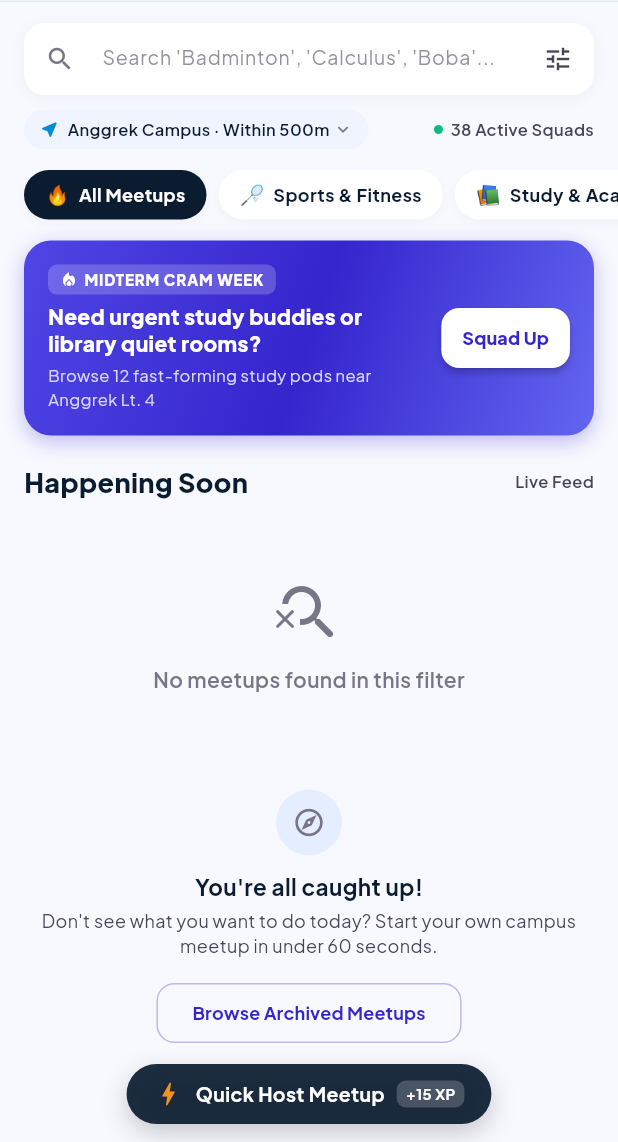
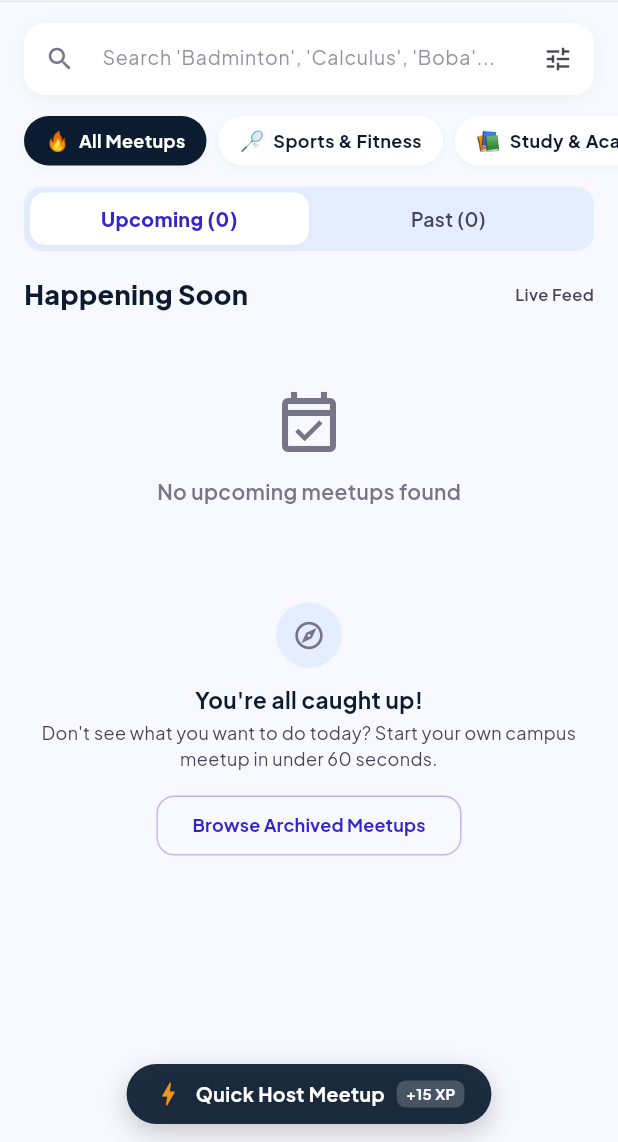
Before and after one commit to MarcelinuZz/UniMeet, a Flutter app: the DiscoverFeedScreen screen opened directly, on a phone screen of 412 x 824 dp, the part 94-1236 px from its top. Run offline on Flutter 3.47's test engine with Material 3 defaults, Android fonts, the phone set to English and light mode, and no system bars; our stand-ins replace google_fonts, shared_preferences; accounts and stored records are empty; network calls fail.

Commit message:
feat(discover): remove campus radius & cram banner, add upcoming and past tabs

```diff
--- a/unimeet_fe/lib/screens/discover_screen.dart
+++ b/unimeet_fe/lib/screens/discover_screen.dart
@@ -28,6 +28,7 @@ class _DiscoverFeedScreenState extends State<DiscoverFeedScreen> {
   String _selectedCategory = 'all';
   String _searchQuery = '';
   final TextEditingController _searchController = TextEditingController();
+  int _selectedTab = 0; // 0: Upcoming, 1: Past
 
   final List<Map<String, String>> _categories = [
     {'id': 'all', 'label': 'All Meetups', 'emoji': '🔥'},
@@ -73,6 +74,36 @@ class _DiscoverFeedScreenState extends State<DiscoverFeedScreen> {
           m.tags.any((t) => t.toLowerCase().contains(_searchQuery.toLowerCase()));
       return matchesCategory && matchesSearch;
     }).toList();
+  }
+
+  bool _isUpcoming(MeetupItem m) {
+    if (m.dateTime != null) {
+      return m.dateTime!.isAfter(DateTime.now().subtract(const Duration(hours: 2)));
+    }
+    final lower = m.time.toLowerCase();
+    if (lower.contains('yesterday') || lower.contains('completed') || lower.contains('past')) {
+      return false;
+    }
+    return true;
+  }
+
+  List<MeetupItem> get _upcomingMeetups {
+    return _filteredMeetups.where((m) => _isUpcoming(m)).toList();
+  }
+
+  List<MeetupItem> get _pastMeetups {
+    final list = _filteredMeetups.where((m) => !_isUpcoming(m)).toList();
+    list.sort((a, b) {
+      if (a.dateTime == null && b.dateTime == null) return 0;
+      if (a.dateTime == null) return 1;
+      if (b.dateTime == null) return -1;
+      return b.dateTime!.compareTo(a.dateTime!);
+    });
+    return list;
+  }
+
+  List<MeetupItem> get _currentMeetupList {
+    return _selectedTab == 0 ? _upcomingMeetups : _pastMeetups;
   }
 
   void _toggleJoin(MeetupItem item) async {
@@ -316,59 +347,6 @@ class _DiscoverFeedScreenState extends State<DiscoverFeedScreen> {
                         ),
                       ),
                     ),
-                    const SizedBox(height: 10),
-
-                    // Campus Geospatial Filter Pill
-                    Row(
-                      mainAxisAlignment: MainAxisAlignment.spaceBetween,
-                      children: [
-                        Container(
-                          padding: const EdgeInsets.symmetric(horizontal: 10, vertical: 5),
-                          decoration: BoxDecoration(
-                            color: isDark ? AppColors.darkSurfaceContainerLow : AppColors.surfaceContainerLow,
-                            borderRadius: BorderRadius.circular(20),
-                          ),
-                          child: Row(
-                            mainAxisSize: MainAxisSize.min,
-                            children: [
-                              const Icon(Icons.near_me_rounded, color: AppColors.campusBlue, size: 14),
-                              const SizedBox(width: 5),
-                              Text(
-                                'Anggrek Campus · Within 500m',
-                                style: GoogleFonts.plusJakartaSans(
-                                  fontSize: 11,
-                                  fontWeight: FontWeight.w600,
-                                  color: isDark ? AppColors.darkOnSurface : AppColors.onSurface,
-                                ),
-                              ),
-                              const SizedBox(width: 2),
-                              Icon(Icons.expand_more, size: 14, color: AppColors.outline),
-                            ],
-                          ),
-                        ),
-                        Row(
-                          children: [
-                            Container(
-                              width: 6,
-                              height: 6,
-                              decoration: const BoxDecoration(
-                                color: AppColors.statusOpenEmerald,
-                                shape: BoxShape.circle,
-                              ),
-                            ),
-                            const SizedBox(width: 5),
-                            Text(
-                              '38 Active Squads',
-                              style: GoogleFonts.plusJakartaSans(
-                                fontSize: 11,
-                                fontWeight: FontWeight.w600,
-                                color: isDark ? AppColors.darkOnSurfaceVariant : AppColors.onSurfaceVariant,
-                              ),
-                            ),
-                          ],
-                        ),
-                      ],
-                    ),
                   ],
                 ),
               ),
@@ -429,100 +407,19 @@ class _DiscoverFeedScreenState extends State<DiscoverFeedScreen> {
                 ),
               ),
 
-              // Campus Spotlight Banner (Midterm Cram Week)
+              // Upcoming & Past Event Tabs
               Padding(
-                padding: const EdgeInsets.fromLTRB(16, 8, 16, 12),
+                padding: const EdgeInsets.fromLTRB(16, 8, 16, 4),
                 child: Container(
+                  padding: const EdgeInsets.all(4),
                   decoration: BoxDecoration(
-                    gradient: const LinearGradient(
-                      colors: [
-                        AppColors.primaryContainer,
-                        AppColors.primary,
-                        AppColors.accentElectricViolet,
-                      ],
-                      begin: Alignment.topLeft,
-                      end: Alignment.bottomRight,
-                    ),
-                    borderRadius: BorderRadius.circular(18),
-                    boxShadow: [
-                      BoxShadow(
-                        color: AppColors.primary.withOpacity(0.3),
-                        blurRadius: 12,
-                        offset: const Offset(0, 4),
-                      ),
-                    ],
+                    color: isDark ? AppColors.darkSurfaceContainer : AppColors.surfaceContainer,
+                    borderRadius: BorderRadius.circular(12),
                   ),
-                  padding: const EdgeInsets.all(16),
                   child: Row(
-                    crossAxisAlignment: CrossAxisAlignment.center,
                     children: [
-                      Expanded(
-                        child: Column(
-                          crossAxisAlignment: CrossAxisAlignment.start,
-                          children: [
-                            Container(
-                              padding: const EdgeInsets.symmetric(horizontal: 8, vertical: 3),
-                              decoration: BoxDecoration(
-                                color: Colors.white.withOpacity(0.2),
-                                borderRadius: BorderRadius.circular(6),
-                              ),
-                              child: Row(
-                                mainAxisSize: MainAxisSize.min,
-                                children: [
-                                  const Icon(Icons.local_fire_department, size: 12, color: Colors.white),
-                                  const SizedBox(width: 4),
-                                  Text(
-                                    'MIDTERM CRAM WEEK',
-                                    style: GoogleFonts.plusJakartaSans(
-                                      fontSize: 10,
-                                      fontWeight: FontWeight.w800,
-                                      color: Colors.white,
-                                      letterSpacing: 0.6,
-                                    ),
-                                  ),
-                                ],
-                              ),
-                            ),
-                            const SizedBox(height: 6),
-                            Text(
-                              'Need urgent study buddies or library quiet rooms?',
-                              style: GoogleFonts.plusJakartaSans(
-                                fontSize: 14,
-                                fontWeight: FontWeight.w800,
-                                color: Colors.white,
-                                height: 1.25,
-                              ),
-                            ),
-                            const SizedBox(height: 4),
-                            Text(
-                              'Browse 12 fast-forming study pods near Anggrek Lt. 4',
-                              style: GoogleFonts.plusJakartaSans(
-                                fontSize: 11,
-                                color: AppColors.onPrimaryContainer,
-                              ),
-                            ),
-                          ],
-                        ),
-                      ),
-                      const SizedBox(width: 12),
-                      ElevatedButton(
-                        style: ElevatedButton.styleFrom(
-                          backgroundColor: Colors.white,
-                          foregroundColor: AppColors.primary,
-                          elevation: 2,
-                          padding: const EdgeInsets.symmetric(horizontal: 14, vertical: 10),
-                          shape: RoundedRectangleBorder(borderRadius: BorderRadius.circular(12)),
-                        ),
-                        onPressed: () {
-                          setState(() {
-                            _selectedCategory = 'study';
-                          });
-                        },
-                        child: Text(
-                          'Squad Up',
-                          style: GoogleFonts.plusJakartaSans(fontWeight: FontWeight.w800, fontSize: 12),
-                        ),
-                      ),
+                      _buildTabButton(0, 'Upcoming (${_upcomingMeetups.length})', isDark),
+                      _buildTabButton(1, 'Past (${_pastMeetups.length})', isDark),
                     ],
                   ),
                 ),
@@ -530,12 +427,12 @@ class _DiscoverFeedScreenState extends State<DiscoverFeedScreen> {
 
               // Activity Cards Section Header
               Padding(
-                padding: const EdgeInsets.fromLTRB(16, 6, 16, 10),
+                padding: const EdgeInsets.fromLTRB(16, 12, 16, 10),
                 child: Row(
                   mainAxisAlignment: MainAxisAlignment.spaceBetween,
                   children: [
                     Text(
-                      'Happening Soon',
+                      _selectedTab == 0 ? 'Happening Soon' : 'Past Events',
                       style: GoogleFonts.plusJakartaSans(
                         fontSize: 18,
                         fontWeight: FontWeight.w800,
@@ -543,7 +440,7 @@ class _DiscoverFeedScreenState extends State<DiscoverFeedScreen> {
                       ),
                     ),
                     Text(
-                      'Live Feed',
+                      _selectedTab == 0 ? 'Live Feed' : 'Completed',
                       style: GoogleFonts.plusJakartaSans(
                         fontSize: 11,
                         fontWeight: FontWeight.w600,
@@ -555,16 +452,22 @@ class _DiscoverFeedScreenState extends State<DiscoverFeedScreen> {
               ),
 
               // Cards Feed
-              if (_filteredMeetups.isEmpty)
+              if (_currentMeetupList.isEmpty)
                 Padding(
                   padding: const EdgeInsets.symmetric(vertical: 40),
                   child: Center(
                     child: Column(
                       children: [
-                        const Icon(Icons.search_off_rounded, size: 48, color: AppColors.outline),
+                        Icon(
+                          _selectedTab == 0 ? Icons.event_available_outlined : Icons.history_rounded,
+                          size: 48,
+                          color: AppColors.outline,
+                        ),
                         const SizedBox(height: 10),
                         Text(
-                          'No meetups found in this filter',
+                          _selectedTab == 0
+                              ? 'No upcoming meetups found'
+                              : 'No past meetups found',
                           style: GoogleFonts.plusJakartaSans(
                             fontSize: 14,
                             fontWeight: FontWeight.w600,
@@ -576,7 +479,7 @@ class _DiscoverFeedScreenState extends State<DiscoverFeedScreen> {
                   ),
                 )
               else
-                ..._filteredMeetups.map((item) => _buildMeetupCard(item, isDark)),
+                ..._currentMeetupList.map((item) => _buildMeetupCard(item, isDark)),
 
               // In-Stream End Indicator
               Padding(
@@ -694,6 +597,46 @@ class _DiscoverFeedScreenState extends State<DiscoverFeedScreen> {
             ),
           ),
         ],
+      ),
+    );
+  }
+
+  Widget _buildTabButton(int idx, String title, bool isDark) {
+    final isSelected = _selectedTab == idx;
+    return Expanded(
+      child: InkWell(
+        onTap: () => setState(() => _selectedTab = idx),
+        borderRadius: BorderRadius.circular(10),
+        child: AnimatedContainer(
+          duration: const Duration(milliseconds: 180),
+          padding: const EdgeInsets.symmetric(vertical: 8),
+          decoration: BoxDecoration(
+            color: isSelected
+                ? (isDark ? AppColors.darkSurfaceCard : Colors.white)
+                : Colors.transparent,
+            borderRadius: BorderRadius.circular(10),
+            boxShadow: isSelected
+                ? [
+                    BoxShadow(
+                      color: Colors.black.withOpacity(0.04),
+                      blurRadius: 4,
+                      offset: const Offset(0, 1),
+                    ),
+                  ]
+                : null,
+          ),
+          child: Text(
+            title,
+            textAlign: TextAlign.center,
+            style: GoogleFonts.plusJakartaSans(
+              fontSize: 13,
+              fontWeight: isSelected ? FontWeight.w800 : FontWeight.w600,
+              color: isSelected
+                  ? (isDark ? AppColors.darkOnSurface : AppColors.primary)
+                  : (isDark ? AppColors.darkOnSurfaceVariant : AppColors.onSurfaceVariant),
+            ),
+          ),
+        ),
       ),
     );
   }
```
